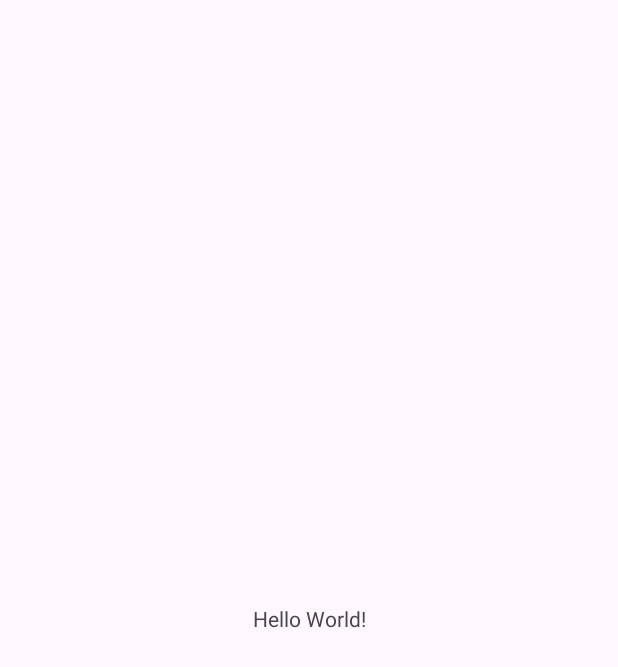
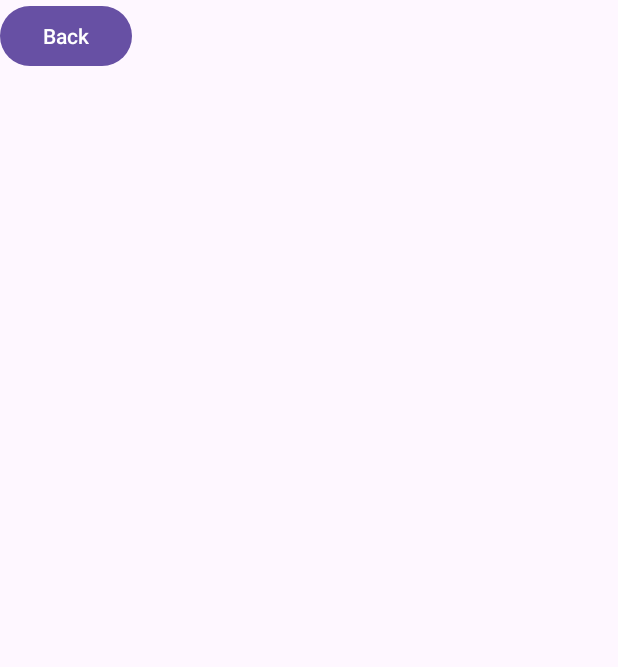
Before and after one commit to DylanQuach/MobileAppGroup, an Android app: the screen it shows after launch (MainActivity), on a phone screen of 412 x 824 dp. Before the commit the part shown is almost empty. Shown: the top 667 px of the screen. Run offline under Robolectric (Android 15) with nearby library versions, the phone set to English and light mode, and no system bars.

Commit message:
intializing Project

```diff
--- a/app/src/main/java/com/example/drawingapp/MainActivity.kt
+++ b/app/src/main/java/com/example/drawingapp/MainActivity.kt
@@ -2,6 +2,8 @@ package com.example.drawingapp
 
 import androidx.appcompat.app.AppCompatActivity
 import android.os.Bundle
+import androidx.activity.viewModels
+import androidx.recyclerview.widget.LinearLayoutManager
 
 class MainActivity : AppCompatActivity() {
     override fun onCreate(savedInstanceState: Bundle?) {
--- a/app/src/main/res/layout/activity_main.xml
+++ b/app/src/main/res/layout/activity_main.xml
@@ -1,18 +1,31 @@
 <?xml version="1.0" encoding="utf-8"?>
-<androidx.constraintlayout.widget.ConstraintLayout xmlns:android="http://schemas.android.com/apk/res/android"
+<LinearLayout xmlns:android="http://schemas.android.com/apk/res/android"
     xmlns:app="http://schemas.android.com/apk/res-auto"
     xmlns:tools="http://schemas.android.com/tools"
     android:layout_width="match_parent"
     android:layout_height="match_parent"
+    android:orientation="vertical"
     tools:context=".MainActivity">
 
-    <TextView
+    <Button
+        android:id="@+id/backButton"
         android:layout_width="wrap_content"
         android:layout_height="wrap_content"
-        android:text="Hello World!"
-        app:layout_constraintBottom_toBottomOf="parent"
-        app:layout_constraintEnd_toEndOf="parent"
-        app:layout_constraintStart_toStartOf="parent"
-        app:layout_constraintTop_toTopOf="parent" />
+        android:text="Back" />
 
-</androidx.constraintlayout.widget.ConstraintLayout>
+    <androidx.fragment.app.FragmentContainerView
+        android:id="@+id/drawingFragment"
+        android:layout_width="match_parent"
+        android:layout_height="380dp" />
+
+    <androidx.fragment.app.FragmentContainerView
+        android:id="@+id/settingFragment"
+        android:layout_width="match_parent"
+        android:layout_height="160dp" />
+
+    <androidx.fragment.app.FragmentContainerView
+        android:id="@+id/recyclerFragment"
+        android:layout_width="match_parent"
+        android:layout_height="144dp" />
+
+</LinearLayout>
--- a/app/src/main/res/values/strings.xml
+++ b/app/src/main/res/values/strings.xml
@@ -1,3 +1,5 @@
 <resources>
     <string name="app_name">DrawingApp</string>
+    <!-- TODO: Remove or change this placeholder text -->
+    <string name="hello_blank_fragment">Hello blank fragment</string>
 </resources>
```
Also changed, not shown: app/src/main/java/com/example/drawingapp/BrushFragment.kt (added, +59 -0 lines), app/src/main/java/com/example/drawingapp/ColorFragment.kt (added, +59 -0 lines), app/src/main/java/com/example/drawingapp/SizeFragment.kt (added, +59 -0 lines), app/src/main/java/com/example/drawingapp/canvasFragment.kt (added, +59 -0 lines), app/src/main/java/com/example/drawingapp/recycleSettingFragment.kt (added, +59 -0 lines), app/src/main/res/layout/fragment_brush.xml (added, +14 -0 lines), app/src/main/res/layout/fragment_canvas.xml (added, +14 -0 lines), app/src/main/res/layout/fragment_color.xml (added, +14 -0 lines), app/src/main/res/layout/fragment_recycle_setting.xml (added, +14 -0 lines), app/src/main/res/layout/fragment_size.xml (added, +14 -0 lines).
